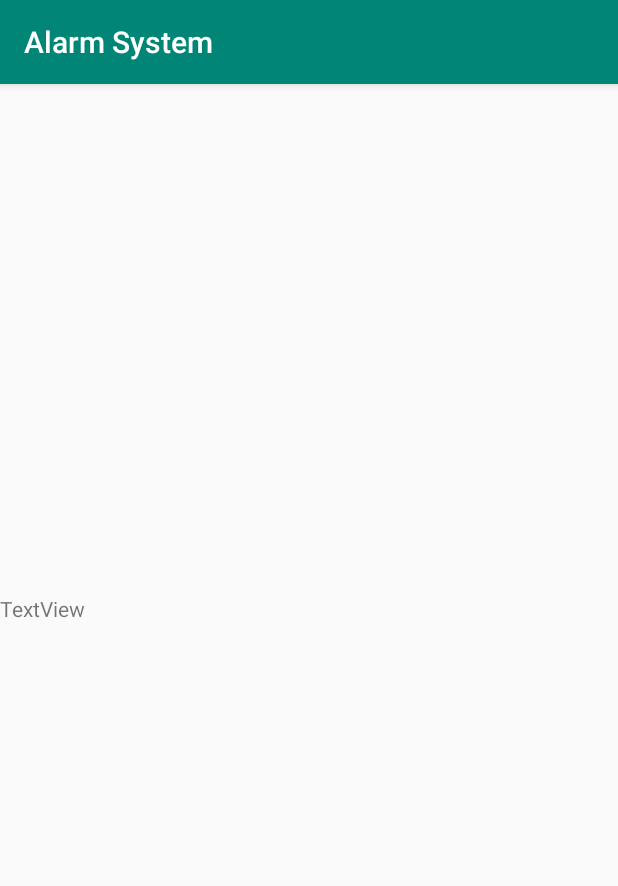
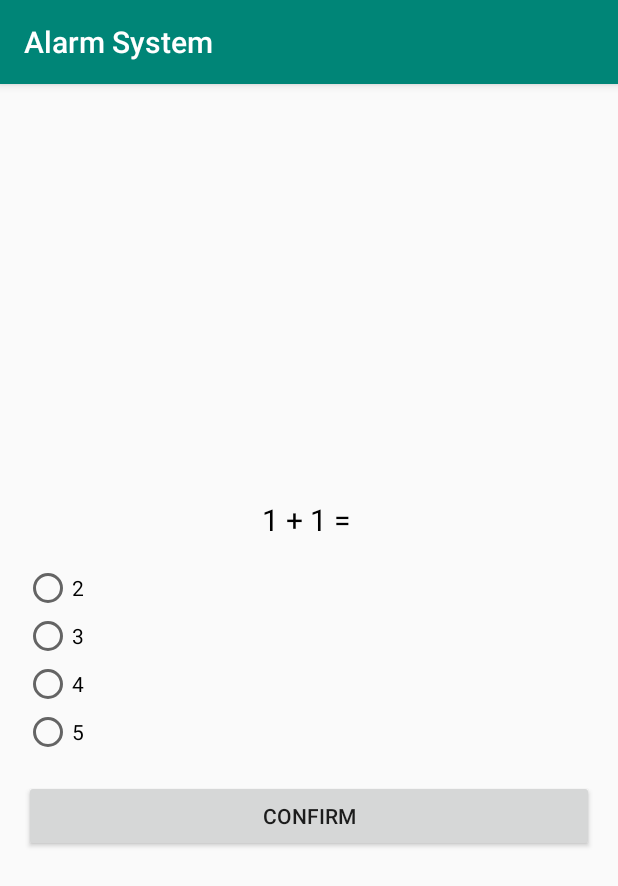
Before and after one commit to isuruhettiarachchi/Android-Alarm-Clock, an Android app: the AlarmFiredActivity screen opened directly, with no data from a screen before it, on a phone screen of 412 x 824 dp. Shown: the top 886 px of the screen. Run offline under Robolectric (Android 15) with nearby library versions, the phone set to English and light mode, and no system bars.

Commit message:
Add question service to dismiss the alarm

```diff
--- a/app/src/main/java/com/ctse/alarmsystem/AlarmFiredActivity.java
+++ b/app/src/main/java/com/ctse/alarmsystem/AlarmFiredActivity.java
@@ -1,13 +1,90 @@
 package com.ctse.alarmsystem;
 
+import android.media.MediaPlayer;
+import android.net.Uri;
 import android.support.v7.app.AppCompatActivity;
 import android.os.Bundle;
+import android.util.Log;
+import android.view.View;
+import android.widget.Button;
+import android.widget.RadioButton;
+import android.widget.RadioGroup;
+import android.widget.TextView;
+import android.widget.Toast;
 
 public class AlarmFiredActivity extends AppCompatActivity {
+    private TextView textViewQuestion;
+    private RadioGroup rbGroup;
+    private RadioButton rb1;
+    private RadioButton rb2;
+    private RadioButton rb3;
+    private RadioButton rb4;
+    private Button buttonConfirm;
+
+    private QuizDbHelper dbHelper;
+    private Question question;
 
     @Override
     protected void onCreate(Bundle savedInstanceState) {
         super.onCreate(savedInstanceState);
         setContentView(R.layout.activity_alarm_fired);
+
+//        String ringtone = getIntent().getExtras().getString("ringtone");
+//
+//        Uri ringtoneUri = Uri.parse(ringtone);
+//
+//        MediaPlayer mediaPlayer = MediaPlayer.create(this, ringtoneUri);
+//        mediaPlayer.start();
+
+        textViewQuestion = findViewById(R.id.text_view_question);
+        rbGroup = findViewById(R.id.radio_group);
+        rb1 = findViewById(R.id.radio_button1);
+        rb2 = findViewById(R.id.radio_button2);
+        rb3 = findViewById(R.id.radio_button3);
+        rb4 = findViewById(R.id.radio_button4);
+        buttonConfirm = findViewById(R.id.button_confirm);
+
+        dbHelper = new QuizDbHelper(this);
+
+        setQuestionDetails();
+
+        buttonConfirm.setOnClickListener(new View.OnClickListener() {
+            @Override
+            public void onClick(View v) {
+                if (rb1.isChecked() || rb2.isChecked() || rb3.isChecked() || rb4.isChecked()) {
+                    checkAnswer();
+                } else {
+                    Toast.makeText(AlarmFiredActivity.this, "Please select an answer", Toast.LENGTH_SHORT).show();
+                }
+            }
+        });
+    }
+
+    private void setQuestionDetails() {
+        rbGroup.clearCheck();
+        question = dbHelper.getAQuestion();
+        textViewQuestion.setText(question.getQuestion());
+        rb1.setText(question.getOption1());
+        rb2.setText(question.getOption2());
+        rb3.setText(question.getOption3());
+        rb4.setText(question.getOption4());
+    }
+
+    private void checkAnswer() {
+
+        RadioButton rbSelected = findViewById(rbGroup.getCheckedRadioButtonId());
+        int answer = rbGroup.indexOfChild(rbSelected) + 1;
+
+        if (answer == question.getAnswer()) {
+            finishActivity();
+        } else {
+            Toast.makeText(this, "Wrong Answer. Please Try Again.", Toast.LENGTH_SHORT).show();
+            setQuestionDetails();
+        }
+
+    }
+
+    private void finishActivity() {
+        finish();
     }
 }
--- a/app/src/main/java/com/ctse/alarmsystem/AlarmReceiver.java
+++ b/app/src/main/java/com/ctse/alarmsystem/AlarmReceiver.java
@@ -3,16 +3,14 @@ package com.ctse.alarmsystem;
 import android.content.BroadcastReceiver;
 import android.content.Context;
 import android.content.Intent;
-import android.net.Uri;
-import android.os.Bundle;
 import android.util.Log;
 import android.widget.Toast;
-
-import java.util.Calendar;
 
 public class AlarmReceiver extends BroadcastReceiver {
     @Override
     public void onReceive(Context context, Intent intent) {
+
+        String ringtone = intent.getStringExtra("ringtone");
 
         Toast.makeText(context, "Alarm fired", Toast.LENGTH_LONG).show();
         System.out.println("Alarm Fired");
@@ -21,6 +19,7 @@ public class AlarmReceiver extends BroadcastReceiver {
         Intent alarmFiredIntent = new Intent(context, AlarmFiredActivity.class);
 
         alarmFiredIntent.putExtra("lock", true);
+        alarmFiredIntent.putExtra("ringtone", ringtone);
 
         alarmFiredIntent.addFlags(Intent.FLAG_ACTIVITY_NEW_TASK);
 
--- a/app/src/main/java/com/ctse/alarmsystem/MainActivity.java
+++ b/app/src/main/java/com/ctse/alarmsystem/MainActivity.java
@@ -49,9 +49,12 @@ public class MainActivity extends AppCompatActivity implements TimePickerDialog.
         calendar = Calendar.getInstance();
 
         alarmIntent = new Intent(this, AlarmReceiver.class);
-        pendingIntent = PendingIntent.getBroadcast(this, 0, alarmIntent, 0);
+
+//        pendingIntent = PendingIntent.getBroadcast(this, 0, alarmIntent, 0);
 
         setRingtone(ringtoneUri);
+
+        createPendingIntent();
 
         addAlarmButton.setOnClickListener(new View.OnClickListener() {
             @Override
@@ -76,6 +79,7 @@ public class MainActivity extends AppCompatActivity implements TimePickerDialog.
 
             @Override
             public void onCheckedChanged(CompoundButton buttonView, boolean isChecked) {
+
 
                 if (isChecked) {
                     Log.i("time in millis", String.valueOf(calendar.getTimeInMillis()));
@@ -119,5 +123,16 @@ public class MainActivity extends AppCompatActivity implements TimePickerDialog.
         Ringtone ringtone = RingtoneManager.getRingtone(this, ringtoneUri);
         String ringtoneName = ringtone.getTitle(this);
         setRingtoneButton.setText(ringtoneName);
+
+        System.out.println("select ringtone: " + ringtoneUri);
+        Log.i("select ringtone", ringtoneUri.toString());
+
+        alarmIntent.putExtra("ringtone", ringtoneUri.toString());
+
+        createPendingIntent();
+    }
+
+    public void createPendingIntent() {
+        pendingIntent = PendingIntent.getBroadcast(this, 0, alarmIntent, 0);
     }
 }
--- /dev/null
+++ b/app/src/main/java/com/ctse/alarmsystem/Question.java
@@ -0,0 +1,69 @@
+package com.ctse.alarmsystem;
+
+public class Question {
+    private String question;
+    private String option1;
+    private String option2;
+    private String option3;
+    private String option4;
+    private int answer;
+
+    public Question() {}
+
+    public Question(String question, String option1, String option2, String option3, String option4, int answer) {
+        this.question = question;
+        this.option1 = option1;
+        this.option2 = option2;
+        this.option3 = option3;
+        this.option4 = option4;
+        this.answer = answer;
+    }
+
+    public String getQuestion() {
+        return question;
+    }
+
+    public void setQuestion(String question) {
+        this.question = question;
+    }
+
+    public String getOption1() {
+        return option1;
+    }
+
+    public void setOption1(String option1) {
+        this.option1 = option1;
+    }
+
+    public String getOption2() {
+        return option2;
+    }
+
+    public void setOption2(String option2) {
+        this.option2 = option2;
+    }
+
+    public String getOption3() {
+        return option3;
+    }
+
+    public void setOption3(String option3) {
+        this.option3 = option3;
+    }
+
+    public String getOption4() {
+        return option4;
+    }
+
+    public void setOption4(String option4) {
+        this.option4 = option4;
+    }
+
+    public int getAnswer() {
+        return answer;
+    }
+
+    public void setAnswer(int answer) {
+        this.answer = answer;
+    }
+}
--- /dev/null
+++ b/app/src/main/java/com/ctse/alarmsystem/QuizContract.java
@@ -0,0 +1,18 @@
+package com.ctse.alarmsystem;
+
+import android.provider.BaseColumns;
+
+public final class QuizContract {
+
+    private QuizContract() {}
+
+    public static class QuestionTable implements BaseColumns {
+        public static final String TABLE_NAME = "quiz_questions";
+        public static final String COLUMN_QUESTION = "question";
+        public static final String COLUMN_OPTION1 = "option1";
+        public static final String COLUMN_OPTION2 = "option2";
+        public static final String COLUMN_OPTION3 = "option3";
+        public static final String COLUMN_OPTION4 = "option4";
+        public static final String COLUMN_ANSWER = "answer";
+    }
+}
--- /dev/null
+++ b/app/src/main/java/com/ctse/alarmsystem/QuizDbHelper.java
@@ -0,0 +1,98 @@
+package com.ctse.alarmsystem;
+
+import android.content.ContentValues;
+import android.content.Context;
+import android.database.Cursor;
+import android.database.DatabaseErrorHandler;
+import android.database.sqlite.SQLiteDatabase;
+import android.database.sqlite.SQLiteOpenHelper;
+import android.support.annotation.Nullable;
+
+import com.ctse.alarmsystem.QuizContract.*;
+
+public class QuizDbHelper extends SQLiteOpenHelper {
+    public static final String DATABASE_NAME = "quiz.db";
+    public static final int DATABASE_VERSION = 1;
+
+    private SQLiteDatabase db;
+
+    public QuizDbHelper(Context context) {
+        super(context, DATABASE_NAME, null, DATABASE_VERSION);
+    }
+
+    @Override
+    public void onCreate(SQLiteDatabase db) {
+        this.db = db;
+
+        final String SQL_CREATE_QUESTIONS_TABLE = "CREATE TABLE " +
+                QuestionTable.TABLE_NAME + " ( " +
+                QuestionTable._ID + " INTEGER PRIMARY KEY AUTOINCREMENT, " +
+                QuestionTable.COLUMN_QUESTION + " TEXT, " +
+                QuestionTable.COLUMN_OPTION1 + " TEXT, " +
+                QuestionTable.COLUMN_OPTION2 + " TEXT, " +
+                QuestionTable.COLUMN_OPTION3 + " TEXT, " +
+                QuestionTable.COLUMN_OPTION4 + " TEXT, " +
+                QuestionTable.COLUMN_ANSWER + " INTEGER" +
+                ")";
+
+        db.execSQL(SQL_CREATE_QUESTIONS_TABLE);
+        fillQuestionsTable();
+    }
+
+
+    @Override
+    public void onUpgrade(SQLiteDatabase db, int oldVersion, int newVersion) {
+        db.execSQL("DROP TABLE IF EXISTS " + QuestionTable.TABLE_NAME);
+        onCreate(db);
+    }
+
+    private void fillQuestionsTable() {
+        Question q1 = new Question("1 + 1 = ", "2", "3", "4", "5", 1);
+        addQuestion(q1);
+
+        Question q2 = new Question("2 + 2 = ", "2", "3", "4", "5", 3);
+        addQuestion(q2);
+
+        Question q3 = new Question("4 * 2 = ", "2", "3", "4", "8", 4);
+        addQuestion(q3);
+
+        Question q4 = new Question("7 * 3 = ", "20", "23", "21", "25", 3);
+        addQuestion(q4);
+
+        Question q5 = new Question("6 - 1 = ", "2", "3", "4", "5", 4);
+        addQuestion(q5);
+    }
+
+    private void addQuestion(Question question) {
+        ContentValues cv = new ContentValues();
+        cv.put(QuestionTable.COLUMN_QUESTION, question.getQuestion());
+        cv.put(QuestionTable.COLUMN_OPTION1, question.getOption1());
+        cv.put(QuestionTable.COLUMN_OPTION2, question.getOption2());
+        cv.put(QuestionTable.COLUMN_OPTION3, question.getOption3());
+        cv.put(QuestionTable.COLUMN_OPTION4, question.getOption4());
+        cv.put(QuestionTable.COLUMN_ANSWER, question.getAnswer());
+
+        db.insert(QuestionTable.TABLE_NAME, null, cv);
+    }
+
+    public Question getAQuestion() {
+        Question question = new Question();
+        db = getReadableDatabase();
+        Cursor c = db.rawQuery("SELECT * FROM " + QuestionTable.TABLE_NAME + " ORDER BY RANDOM() LIMIT 1", null);
+
+        if (c.moveToFirst()) {
+            do {
+                question.setQuestion(c.getString(c.getColumnIndex(QuestionTable.COLUMN_QUESTION)));
+                question.setOption1(c.getString(c.getColumnIndex(QuestionTable.COLUMN_OPTION1)));
+                question.setOption2(c.getString(c.getColumnIndex(QuestionTable.COLUMN_OPTION2)));
+                question.setOption3(c.getString(c.getColumnIndex(QuestionTable.COLUMN_OPTION3)));
+                question.setOption4(c.getString(c.getColumnIndex(QuestionTable.COLUMN_OPTION4)));
+                question.setAnswer(c.getInt(c.getColumnIndex(QuestionTable.COLUMN_ANSWER)));
+            } while (c.moveToNext());
+        }
+
+        c.close();
+
+        return question;
+    }
+}
--- a/app/src/main/res/layout/activity_alarm_fired.xml
+++ b/app/src/main/res/layout/activity_alarm_fired.xml
@@ -1,17 +1,68 @@
 <?xml version="1.0" encoding="utf-8"?>
-<android.support.constraint.ConstraintLayout xmlns:android="http://schemas.android.com/apk/res/android"
-    xmlns:app="http://schemas.android.com/apk/res-auto"
+<RelativeLayout xmlns:android="http://schemas.android.com/apk/res/android"
     xmlns:tools="http://schemas.android.com/tools"
     android:layout_width="match_parent"
     android:layout_height="match_parent"
+    android:padding="16dp"
     tools:context=".AlarmFiredActivity">
 
     <TextView
-        android:id="@+id/textView"
+        android:id="@+id/text_view_guide"
         android:layout_width="wrap_content"
         android:layout_height="wrap_content"
-        android:layout_marginTop="340dp"
-        android:text="TextView"
-        app:layout_constraintTop_toTopOf="parent"
-        tools:layout_editor_absoluteX="176dp" />
-</android.support.constraint.ConstraintLayout>
+        android:textColor="@android:color/black"
+        tools:text="@string/question_title" />
+
+    <TextView
+        android:id="@+id/text_view_question"
+        android:layout_width="match_parent"
+        android:layout_height="wrap_content"
+        android:layout_above="@id/radio_group"
+        android:layout_marginBottom="16dp"
+        android:text="Here will be the question text\nHere will be the question text\nHere will be the question text"
+        android:textAlignment="center"
+        android:textColor="@android:color/black"
+        android:textSize="20sp" />
+
+    <RadioGroup
+        android:id="@+id/radio_group"
+        android:layout_width="wrap_content"
+        android:layout_height="wrap_content"
+        android:layout_centerVertical="true">
+
+        <RadioButton
+            android:id="@+id/radio_button1"
+            android:layout_width="wrap_content"
+            android:layout_height="wrap_content"
+            android:text="Option 1" />
+
+        <RadioButton
+            android:id="@+id/radio_button2"
+            android:layout_width="wrap_content"
+            android:layout_height="wrap_content"
+            android:text="Option 2" />
+
+        <RadioButton
+            android:id="@+id/radio_button3"
+            android:layout_width="wrap_content"
+            android:layout_height="wrap_content"
+            android:text="Option 3" />
+
+        <RadioButton
+            android:id="@+id/radio_button4"
+            android:layout_width="wrap_content"
+            android:layout_height="wrap_content"
+            android:text="Option 4" />
+
+
+    </RadioGroup>
+
+    <Button
+        android:id="@+id/button_confirm"
+        android:layout_width="match_parent"
+        android:layout_height="wrap_content"
+        android:layout_below="@id/radio_group"
+        android:layout_marginTop="16dp"
+        android:text="Confirm" />
+
+</RelativeLayout>
--- a/app/src/main/res/values/strings.xml
+++ b/app/src/main/res/values/strings.xml
@@ -1,3 +1,4 @@
 <resources>
     <string name="app_name">Alarm System</string>
+    <string name="question_title">Please select the correct answer to dismiss the alarm</string>
 </resources>
```
